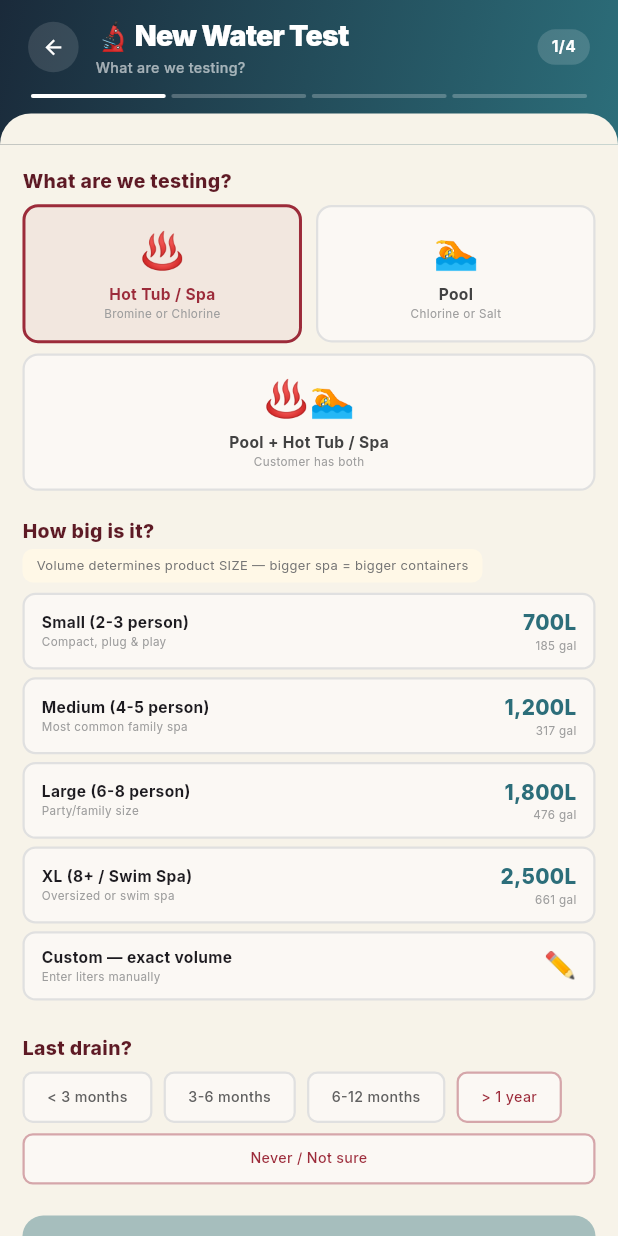
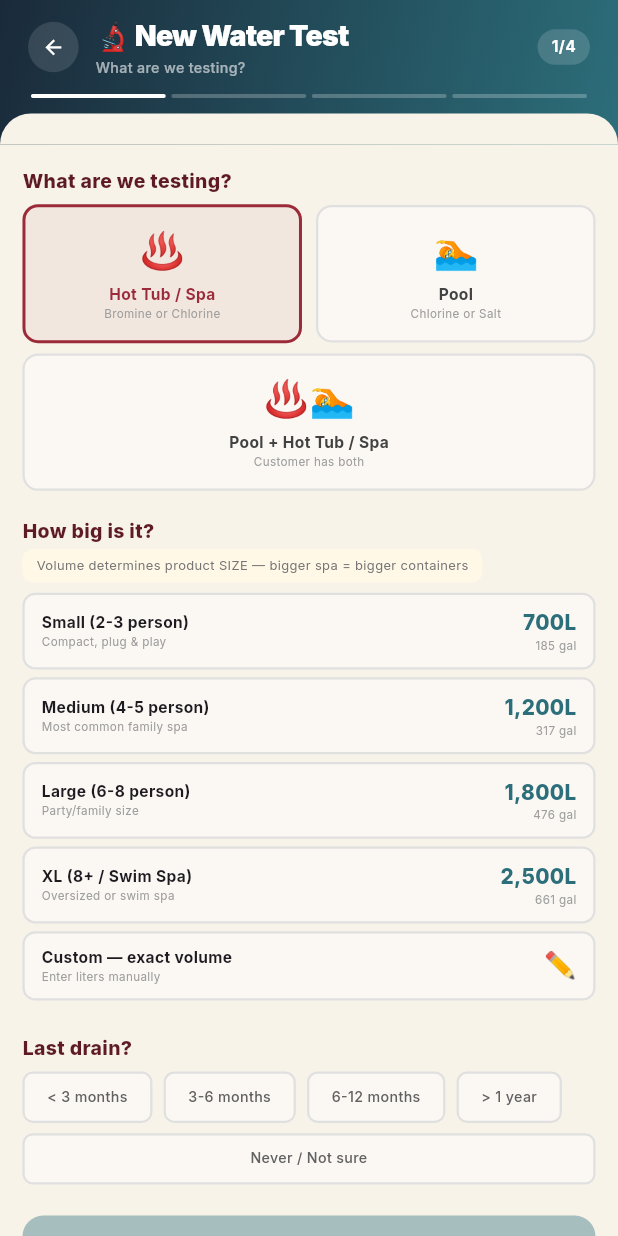
Before and after one commit to AhadQureshi99/retro_route-main, a Flutter app: the DriverWaterTestScreen screen opened directly with empty values, on a phone screen of 412 x 824 dp. Run offline on Flutter 3.47's test engine with Material 3 defaults, Android fonts, the phone set to English and light mode, and no system bars; our stand-ins replace cached_network_image, carousel_slider, confetti, curved_navigation_bar, dropdown_button2, firebase_core and 17 more; missing offline and left inert: flutter_stripe; accounts and stored records are empty; project files that could hold a hidden picture were left out.

Commit message:
fix: simplify color logic in water test selection UI

```diff
--- a/lib/view/driver/driver_water_test_view.dart
+++ b/lib/view/driver/driver_water_test_view.dart
@@ -498,14 +498,20 @@ class _DriverWaterTestScreenState extends ConsumerState<DriverWaterTestScreen> {
         decoration: BoxDecoration(
           color: selected ? (isWarning ? const Color(0xFFFAEAED) : const Color(0xFFE8F4F6)) : AppColors.cardBgColor,
           border: Border.all(
-            color: selected ? (isWarning ? const Color(0xFF9C2B3A) : const Color(0xFF2C6E7A)) : (isWarning ? const Color(0xFF9C2B3A).withOpacity(0.4) : Colors.grey.shade300),
+            color: selected
+                ? (isWarning ? const Color(0xFF9C2B3A) : const Color(0xFF2C6E7A))
+                : Colors.grey.shade300,
             width: selected ? 2 : 1.5,
           ),
           borderRadius: BorderRadius.circular(8.r),
         ),
         child: Text(label, textAlign: TextAlign.center,
-            style: GoogleFonts.inter(fontSize: 11.sp, fontWeight: selected ? FontWeight.w700 : FontWeight.w500,
-                color: isWarning ? const Color(0xFF9C2B3A) : (selected ? const Color(0xFF2C6E7A) : Colors.grey[700]))),
+            style: GoogleFonts.inter(
+                fontSize: 11.sp,
+                fontWeight: selected ? FontWeight.w700 : FontWeight.w500,
+                color: selected
+                    ? (isWarning ? const Color(0xFF9C2B3A) : const Color(0xFF2C6E7A))
+                    : Colors.grey[700])),
       ),
     );
   }
```
Also changed, not shown: public/fonts/fa-brands-400.svg (added), public/fonts/fa-brands-400.ttf (added), public/fonts/fa-regular-400.svg (added), public/fonts/fa-regular-400.ttf (added), public/fonts/fa-solid-900.svg (added), public/fonts/fa-solid-900.ttf (added), 12 other files.
